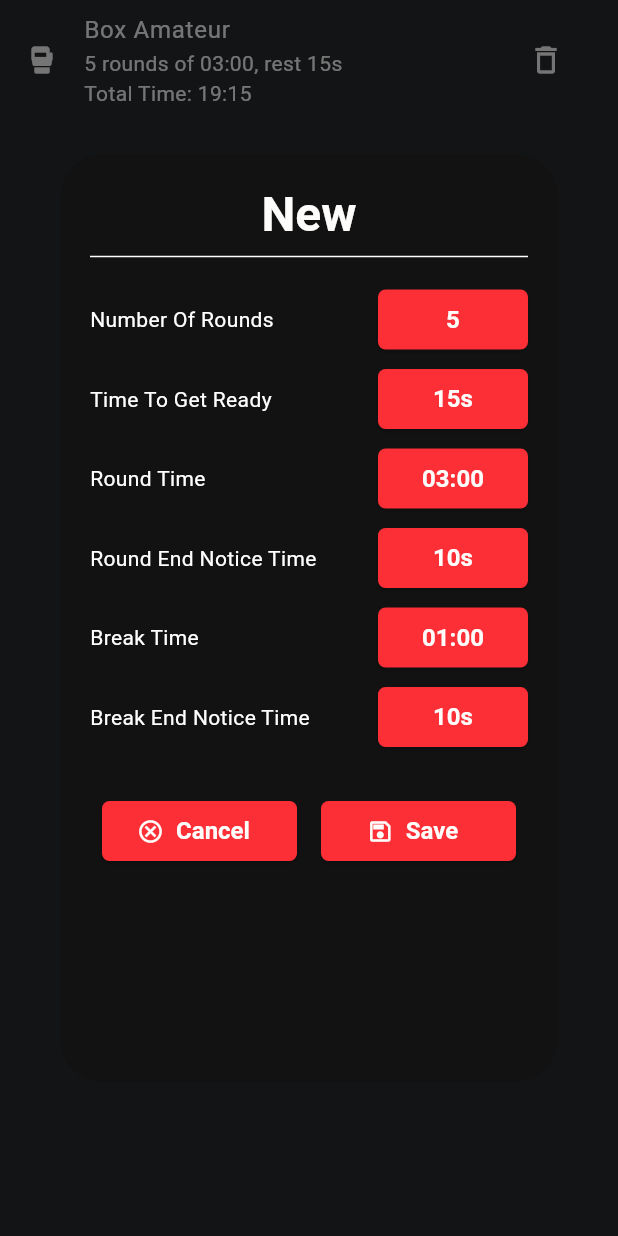
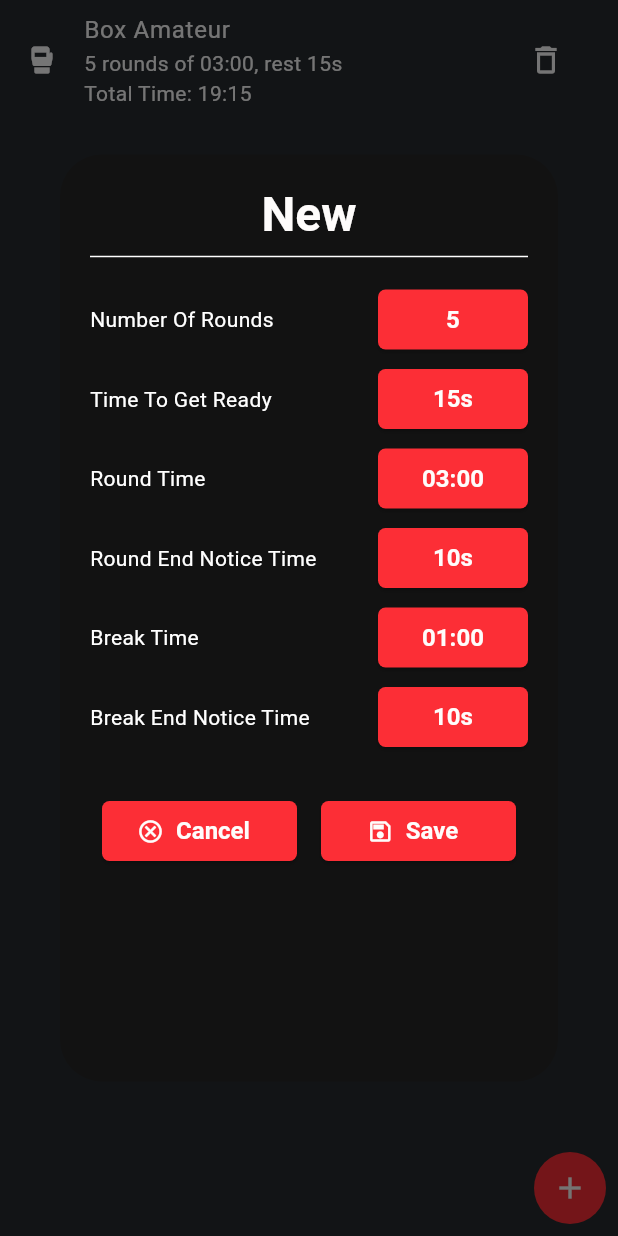
Before and after one commit to ISCIrvingDev/flutter-boxing-timer, a Flutter app: the TimersTab widget shown alone on an empty page, opened directly, after a tap on "Box Amateur", on a phone screen of 412 x 824 dp. Run offline on Flutter 3.47's test engine with Material 3 defaults, Android fonts, the phone set to English and light mode, and no system bars; our stand-ins replace audioplayers, shared_preferences; accounts and stored records are empty.

Commit message:
Add "Create Modal" - Part 1

```diff
--- a/lib/pages/home/timers/timers.tab.dart
+++ b/lib/pages/home/timers/timers.tab.dart
@@ -16,11 +16,38 @@ class TimersTab extends StatefulWidget {
 class _TimersTabState extends State<TimersTab> {
   final List<TimerDto> timers = [defaultTimerDto];
 
+  void openCreateEditTimer() {
+    // showModalBottomSheet
+    showDialog(
+      context: context,
+      builder: (context) {
+        return Dialog(
+          child: Padding(
+            padding: MediaQuery.of(context).viewInsets,
+            // padding: EdgeInsets.only(
+            //   bottom: MediaQuery.of(context).viewInsets.bottom,
+            // ),
+            child: Container(
+              padding: EdgeInsets.all(20),
+              height: MediaQuery.of(context).size.height * (3 / 4),
+              // child: SingleChildScrollView(
+              //   child: CreateEditTimerWidget(),
+              // ),
+              child: CreateEditTimerWidget(),
+            ),
+          ),
+        );
+      },
+    );
+  }
+
   @override
   Widget build(BuildContext context) {
     return timers.isEmpty
         ? Center(child: Text('There are no timers yet!'))
-        : ListView.builder(
+        : Stack(
+          children: [
+            ListView.builder(
               itemCount: timers.length,
               itemBuilder: (BuildContext context, int index) {
                 return Dismissible(
@@ -64,33 +91,36 @@ class _TimersTabState extends State<TimersTab> {
                     ),
 
                     onTap: () {
-                  // showModalBottomSheet
-                  showDialog(
-                    context: context,
-                    builder: (context) {
-                      return Dialog(
-                        child: Padding(
-                          padding: MediaQuery.of(context).viewInsets,
-                          // padding: EdgeInsets.only(
-                          //   bottom: MediaQuery.of(context).viewInsets.bottom,
-                          // ),
-                          child: Container(
-                            padding: EdgeInsets.all(20),
-                            height:
-                                MediaQuery.of(context).size.height * (3 / 4),
-                            // child: SingleChildScrollView(
-                            //   child: CreateEditTimerWidget(),
-                            // ),
-                            child: CreateEditTimerWidget(),
-                          ),
-                        ),
-                      );
-                    },
-                  );
+                      openCreateEditTimer();
                     },
                   ),
                 );
               },
+            ),
+
+            Align(
+              alignment: Alignment.bottomRight,
+              child: Padding(
+                padding: const EdgeInsets.all(8.0),
+                child: Ink(
+                  decoration: ShapeDecoration(
+                    color:
+                        Theme.of(
+                          context,
+                        ).floatingActionButtonTheme.backgroundColor,
+                    shape: CircleBorder(),
+                  ),
+                  child: IconButton(
+                    icon: const Icon(Icons.add),
+                    color: Theme.of(context).colorScheme.tertiary,
+                    onPressed: () {
+                      openCreateEditTimer();
+                    },
+                  ),
+                ),
+              ),
+            ),
+          ],
         );
   }
 }
```
Lines whose indentation alone changed are shown as unchanged.
